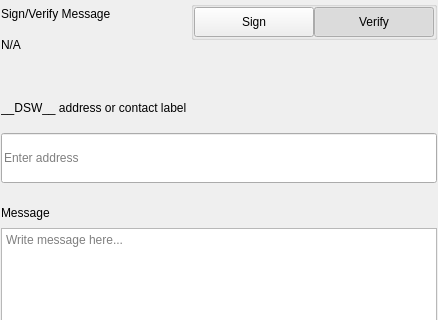
The window that src/qt/pivx/settings/forms/settingssignmessagewidgets.ui (decenomy/DSW) describes before a commit, drawn with Qt 5; both pictures show x 0 to 438 and y 0 to 320 of the 438 by 579 pixel window.
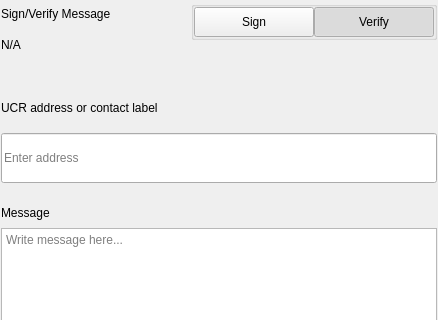
The same window after the commit.

The edit to the form file:
```diff
--- a/src/qt/pivx/settings/forms/settingssignmessagewidgets.ui
+++ b/src/qt/pivx/settings/forms/settingssignmessagewidgets.ui
@@ -276,7 +276,7 @@
                </size>
               </property>
               <property name="text">
-               <string>__DSW__ address or contact label</string>
+               <string>UCR address or contact label</string>
               </property>
              </widget>
             </item>
```
